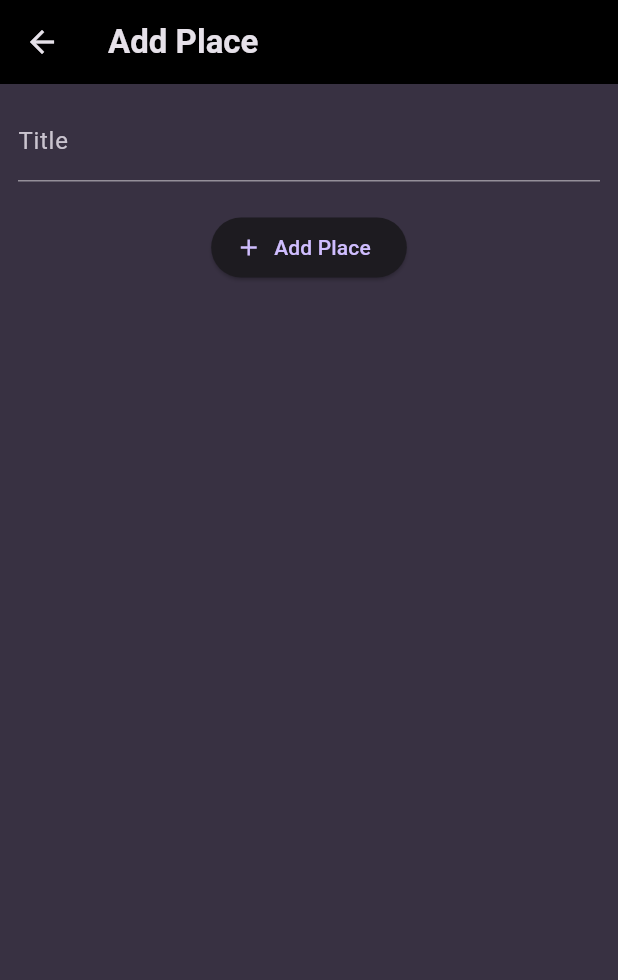
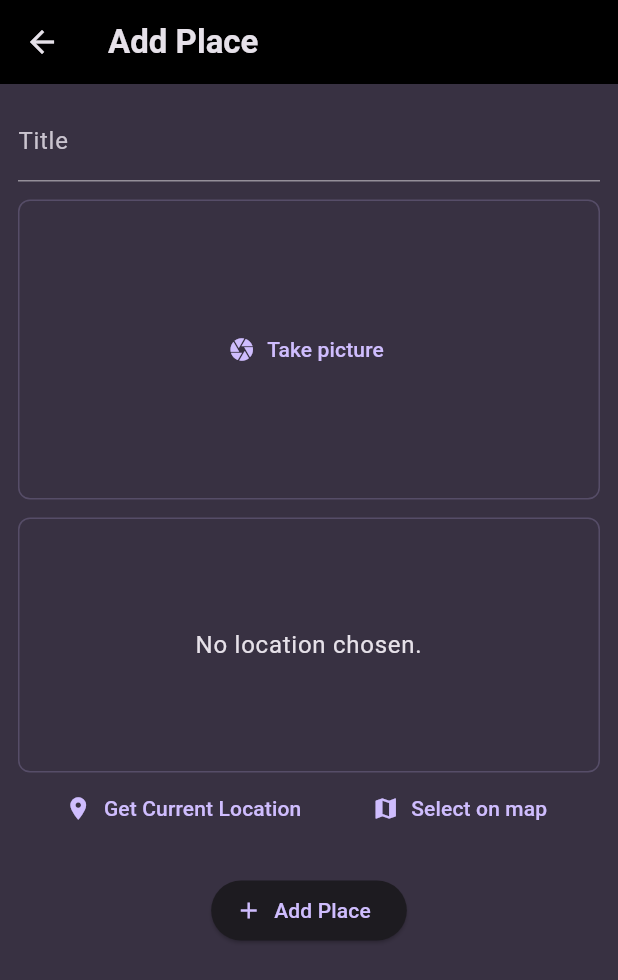
Before and after one commit to bartlomiej-sacha-tutorials/flutter-favorite-places, a Flutter app: the AddPlaceScreen screen opened directly, on a phone screen of 412 x 824 dp. Shown: the top 980 px of the screen. Run offline on Flutter 3.47's test engine with Material 3 defaults, Android fonts, the phone set to English and light mode, and no system bars; our stand-ins replace flutter_riverpod, google_fonts, google_maps_flutter, image_picker, location.

Commit message:
add main features without local data storing - 262

```diff
--- a/lib/models/place.dart
+++ b/lib/models/place.dart
@@ -1,10 +1,26 @@
 import 'package:uuid/uuid.dart';
+import 'dart:io';
 
 const uuid = Uuid();
 
+class PlaceLocation {
+  const PlaceLocation({
+    required this.latitude,
+    required this.longitude,
+    required this.address,
+  });
+
+  final double latitude;
+  final double longitude;
+  final String address;
+}
+
 class Place {
-  Place({required this.title}) : id = uuid.v4();
+  Place({required this.title, required this.image, required this.location})
+    : id = uuid.v4();
 
   final String id;
   final String title;
+  final File image;
+  final PlaceLocation location;
 }
--- a/lib/providers/user_places.dart
+++ b/lib/providers/user_places.dart
@@ -1,11 +1,12 @@
 import 'package:favorite_places/models/place.dart';
 import 'package:flutter_riverpod/flutter_riverpod.dart';
+import 'dart:io';
 
 class UserPlacesNotifier extends StateNotifier<List<Place>> {
   UserPlacesNotifier() : super(const []);
 
-  void addPlace(String title) {
-    final newPlace = Place(title: title);
+  void addPlace(String title, File image, PlaceLocation location) {
+    final newPlace = Place(title: title, image: image, location: location);
     state = [...state, newPlace];
   }
 }
--- a/lib/screens/add_place.dart
+++ b/lib/screens/add_place.dart
@@ -1,6 +1,10 @@
+import 'package:favorite_places/models/place.dart';
 import 'package:favorite_places/providers/user_places.dart';
+import 'package:favorite_places/widgets/image_input.dart';
+import 'package:favorite_places/widgets/location_input.dart';
 import 'package:flutter/material.dart';
 import 'package:flutter_riverpod/flutter_riverpod.dart';
+import 'dart:io';
 
 class AddPlaceScreen extends ConsumerStatefulWidget {
   const AddPlaceScreen({super.key});
@@ -11,15 +15,21 @@ class AddPlaceScreen extends ConsumerStatefulWidget {
 
 class _AddPlaceScreenState extends ConsumerState<AddPlaceScreen> {
   final _titleController = TextEditingController();
+  File? _selectedImage;
+  PlaceLocation? _selectedLocation;
 
   void _savePlace() {
     final enteredTitle = _titleController.text;
 
-    if (enteredTitle.isEmpty) {
+    if (enteredTitle.isEmpty ||
+        _selectedImage == null ||
+        _selectedLocation == null) {
       return;
     }
 
-    ref.read(userPlacesProvider.notifier).addPlace(enteredTitle);
+    ref
+        .read(userPlacesProvider.notifier)
+        .addPlace(enteredTitle, _selectedImage!, _selectedLocation!);
     ScaffoldMessenger.of(context).showSnackBar(
       SnackBar(content: Text('Place "${_titleController.text}" added!')),
     );
@@ -52,6 +62,19 @@ class _AddPlaceScreenState extends ConsumerState<AddPlaceScreen> {
                 color: Theme.of(context).colorScheme.onSurface,
               ),
             ),
+            const SizedBox(height: 12),
+            ImageInput(
+              onPickImage: (image) {
+                _selectedImage = image;
+              },
+            ),
+            const SizedBox(height: 12),
+
+            LocationInput(
+              onSelectLocation: (location) {
+                _selectedLocation = location;
+              },
+            ),
             const SizedBox(height: 20),
             ElevatedButton.icon(
               onPressed: _savePlace,
--- a/lib/screens/places.dart
+++ b/lib/screens/places.dart
@@ -27,7 +27,10 @@ class PlacesScreen extends ConsumerWidget {
           ),
         ],
       ),
-      body: PlacesList(places: userPlaces),
+      body: Padding(
+        padding: const EdgeInsets.all(8.0),
+        child: PlacesList(places: userPlaces),
+      ),
     );
   }
 }
--- /dev/null
+++ b/lib/widgets/image_input.dart
@@ -0,0 +1,68 @@
+import 'package:flutter/material.dart';
+import 'package:image_picker/image_picker.dart';
+import 'dart:io';
+
+class ImageInput extends StatefulWidget {
+  const ImageInput({super.key, required this.onPickImage});
+
+  final void Function(File image) onPickImage;
+
+  @override
+  State<ImageInput> createState() => _ImageInputState();
+}
+
+class _ImageInputState extends State<ImageInput> {
+  File? _selectedImage;
+
+  void _takePicture() async {
+    final imagePicker = ImagePicker();
+    final pickedImage = await imagePicker.pickImage(
+      source: ImageSource.gallery,
+      maxWidth: 600,
+    );
+
+    if (pickedImage == null) {
+      return;
+    }
+
+    setState(() {
+      _selectedImage = File(pickedImage.path);
+    });
+
+    widget.onPickImage(_selectedImage!);
+  }
+
+  @override
+  Widget build(BuildContext context) {
+    Widget content = TextButton.icon(
+      icon: Icon(Icons.camera),
+      label: const Text('Take picture'),
+      onPressed: _takePicture,
+    );
+
+    if (_selectedImage != null) {
+      content = GestureDetector(
+        onTap: _takePicture,
+        child: Image.file(
+          _selectedImage!,
+          fit: BoxFit.cover,
+          width: double.infinity,
+        ),
+      );
+    }
+
+    return Container(
+      height: 200,
+      width: double.infinity,
+      decoration: BoxDecoration(
+        border: Border.all(
+          color: Theme.of(context).colorScheme.primary.withValues(alpha: 0.2),
+          width: 1,
+        ),
+        borderRadius: BorderRadius.circular(8),
+      ),
+      alignment: Alignment.center,
+      child: content,
+    );
+  }
+}
--- /dev/null
+++ b/lib/widgets/location_input.dart
@@ -0,0 +1,173 @@
+import 'dart:convert';
+
+import 'package:favorite_places/models/place.dart';
+import 'package:favorite_places/screens/map.dart';
+import 'package:flutter/material.dart';
+import 'package:google_maps_flutter/google_maps_flutter.dart';
+import 'package:location/location.dart';
+import 'package:http/http.dart' as http;
+
+class LocationInput extends StatefulWidget {
+  const LocationInput({super.key, required this.onSelectLocation});
+
+  final Function(PlaceLocation location) onSelectLocation;
+
+  @override
+  State<LocationInput> createState() => _LocationInputState();
+}
+
+class _LocationInputState extends State<LocationInput> {
+  PlaceLocation? _pickedLocation;
+  var _isGettingLocation = false;
+
+  String get locationImage {
+    if (_pickedLocation == null) {
+      return '';
+    }
+
+    final lat = _pickedLocation!.latitude;
+    final lng = _pickedLocation!.longitude;
+
+    return 'https://maps.googleapis.com/maps/api/staticmap?center=$lat,$lng&zoom=16&size=600x300&maptype=roadmap&markers=color:red%7Clabel:A%7C$lat,$lng&key=AIzaSyBy0UWVcwCGSeVM-T-6fqgMm9oVxzGapro';
+  }
+
+  Future<void> _savePlace(double latitude, double longitude) async {
+    final url = Uri.parse(
+      'https://maps.googleapis.com/maps/api/geocode/json?latlng=$latitude,$longitude&location_type=ROOFTOP&result_type=street_address&key=AIzaSyBy0UWVcwCGSeVM-T-6fqgMm9oVxzGapro',
+    );
+
+    final result = await http.get(url);
+
+    final resData = json.decode(result.body);
+
+    final address = resData['results'][0]['formatted_address'];
+
+    setState(() {
+      _pickedLocation = PlaceLocation(
+        latitude: latitude,
+        longitude: longitude,
+        address: address,
+      );
+      _isGettingLocation = false;
+    });
+
+    widget.onSelectLocation(_pickedLocation!);
+  }
+
+  void _getCurrentLocation() async {
+    Location location = Location();
+
+    bool serviceEnabled;
+    PermissionStatus permissionGranted;
+    // ignore: unused_local_variable
+    LocationData locationData;
+
+    serviceEnabled = await location.serviceEnabled();
+    if (!serviceEnabled) {
+      serviceEnabled = await location.requestService();
+      if (!serviceEnabled) {
+        return;
+      }
+    }
+
+    permissionGranted = await location.hasPermission();
+    if (permissionGranted == PermissionStatus.denied) {
+      permissionGranted = await location.requestPermission();
+      if (permissionGranted != PermissionStatus.granted) {
+        return;
+      }
+    }
+
+    setState(() {
+      _isGettingLocation = true;
+    });
+
+    locationData = await location.getLocation();
+
+    // final lat = locationData.latitude;
+    // final lng = locationData.longitude;
+    final lat = 50.01263153291546;
+    final lng = 20.98818884162528;
+
+    // ignore: unnecessary_null_comparison
+    if (lat == null || lng == null) {
+      return;
+    }
+
+    _savePlace(lat, lng);
+  }
+
+  void _selectOnMap() async {
+    final pickedLocation = await Navigator.of(
+      context,
+    ).push<LatLng>(MaterialPageRoute(builder: (ctx) => const MapScreen()));
+
+    if (pickedLocation == null) {
+      return;
+    }
+
+    _savePlace(pickedLocation.latitude, pickedLocation.longitude);
+  }
+
+  @override
+  Widget build(BuildContext context) {
+    Widget previewContent = Text(
+      'No location chosen.',
+      textAlign: TextAlign.center,
+      style: Theme.of(context).textTheme.bodyLarge?.copyWith(
+        color: Theme.of(context).colorScheme.onSurface,
+      ),
+    );
+
+    if (_pickedLocation != null) {
+      previewContent = Image.network(
+        locationImage,
+        fit: BoxFit.cover,
+        width: double.infinity,
+        height: 170,
+        errorBuilder: (context, error, stackTrace) {
+          return const Center(child: Text('Could not load map'));
+        },
+      );
+    }
+
+    if (_isGettingLocation) {
+      previewContent = const CircularProgressIndicator();
+    }
+
+    return Column(
+      children: [
+        Container(
+          height: 170,
+          width: double.infinity,
+          alignment: Alignment.center,
+          decoration: BoxDecoration(
+            border: Border.all(
+              color: Theme.of(
+                context,
+              ).colorScheme.primary.withValues(alpha: 0.2),
+              width: 1,
+            ),
+            borderRadius: BorderRadius.circular(8),
+          ),
+          child: previewContent,
+        ),
+        Row(
+          mainAxisAlignment: MainAxisAlignment.spaceEvenly,
+          children: [
+            TextButton.icon(
+              icon: Icon(Icons.location_on),
+              label: Text('Get Current Location'),
+              onPressed: _getCurrentLocation,
+            ),
+            TextButton.icon(
+              icon: Icon(Icons.map),
+              label: Text('Select on map'),
+              onPressed: _selectOnMap,
+            ),
+          ],
+        ),
+      ],
+    );
+  }
+}
--- a/pubspec.yaml
+++ b/pubspec.yaml
@@ -37,6 +37,10 @@ dependencies:
   google_fonts: ^6.2.1
   flutter_riverpod: ^2.6.1
   uuid: ^4.5.1
+  image_picker: ^1.1.2
+  location: ^8.0.0
+  http: ^1.3.0
+  google_maps_flutter: ^2.12.1
 
 dev_dependencies:
   flutter_test:
```
Also changed, not shown: lib/screens/map.dart (added, +76 -0 lines), lib/screens/place_detail.dart (+63 -6 lines), lib/widgets/places_list.dart (+10 -0 lines), pubspec.lock, 12 other files.
